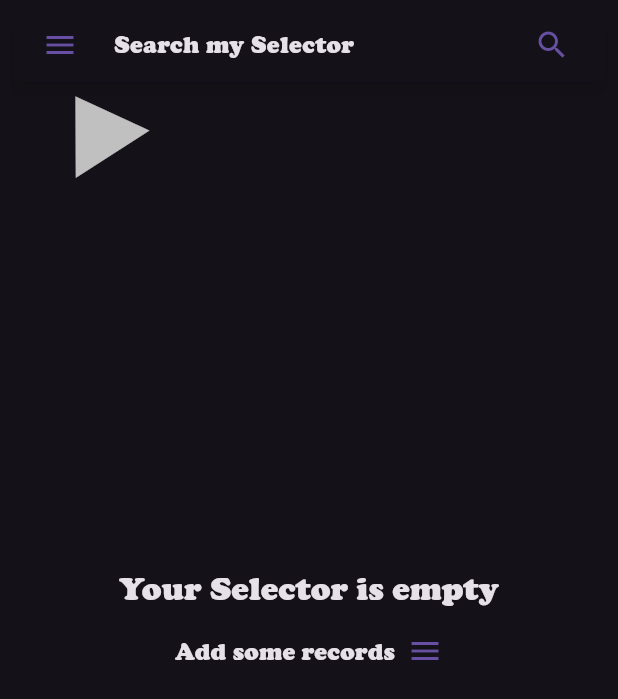
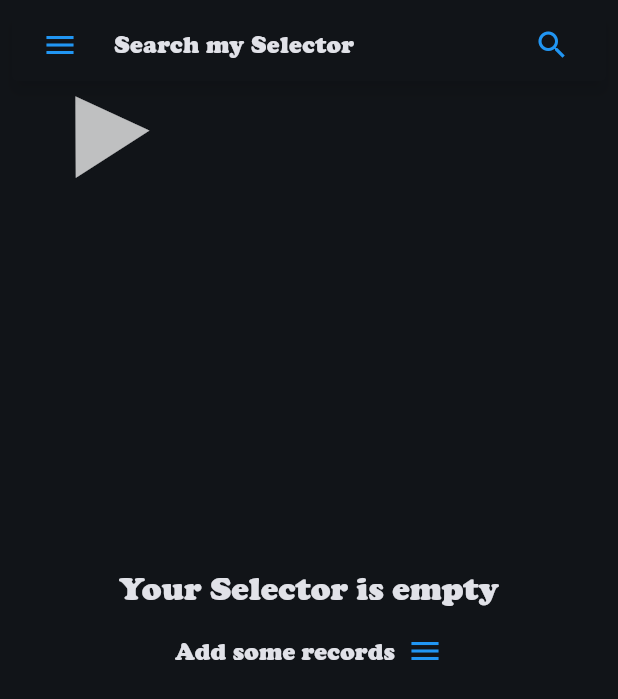
Before and after one commit to Nauss/selector, a Flutter app: the screen it shows after launch, after a tap on the "skip next" icon, on a phone screen of 412 x 824 dp. Shown: the top 699 px of the screen. Run offline on Flutter 3.47's test engine with Material 3 defaults, Android fonts, the phone set to English and light mode, and no system bars; our stand-ins replace flutter_sticky_header, get_it, hive, hive_flutter, material_floating_search_bar_2, permission_handler and 3 more; missing offline and left inert: app_settings, enum_to_string, flutter_barcode_scanner, flutter_reactive_ble, flutter_settings_ui, network_to_file_image and 1 more; accounts and stored records are empty; generated files the repository leaves out were written again.

Commit message:
fix: many fixes after upgrades

```diff
--- a/lib/app.dart
+++ b/lib/app.dart
@@ -1,4 +1,3 @@
-import 'package:adaptive_theme/adaptive_theme.dart';
 import 'package:flutter/material.dart';
 import 'package:selector/screens/connection_screen.dart';
 import 'package:flutter_gen/gen_l10n/app_localizations.dart';
@@ -9,53 +8,28 @@ class SelectorApp extends StatelessWidget {
 
   @override
   Widget build(BuildContext context) {
-    final themeData = Theme.of(context);
-    SystemChrome.setSystemUIOverlayStyle(SystemUiOverlayStyle(
-      statusBarColor: themeData.primaryColor,
+    SystemChrome.setSystemUIOverlayStyle(const SystemUiOverlayStyle(
+      statusBarColor: Colors.blue,
     ));
-    return AdaptiveTheme(
-      light: ThemeData(
-        brightness: Brightness.light,
-        primaryColor: themeData.primaryColor,
+    return MaterialApp(
+      debugShowCheckedModeBanner: false,
+      localizationsDelegates: AppLocalizations.localizationsDelegates,
+      supportedLocales: AppLocalizations.supportedLocales,
+      title: 'Selector',
+      theme: ThemeData(
+        useMaterial3: true,
+        colorScheme: ColorScheme.fromSeed(
+          seedColor: Colors.blue,
+          brightness: Brightness.dark,
+          error: Colors.red[800],
+        ),
+        primaryColor: Colors.blue,
         inputDecorationTheme: const InputDecorationTheme(
           hintStyle: TextStyle(fontSize: 16),
         ),
         fontFamily: 'Cooper Black',
       ),
-      dark: ThemeData(
-        brightness: Brightness.dark,
-        primaryColor: themeData.primaryColor,
-        inputDecorationTheme: const InputDecorationTheme(
-          hintStyle: TextStyle(fontSize: 16),
-        ),
-        fontFamily: 'Cooper Black',
-        // switchTheme: SwitchThemeData(
-        //   thumbColor: MaterialStateProperty.resolveWith<Color>(
-        //     (Set<MaterialState> state) {
-        //       return state.contains(MaterialState.selected)
-        //           ? themeData.primaryColor
-        //           : Colors.grey;
-        //     },
-        //   ),
-        //   trackColor: MaterialStateProperty.resolveWith<Color>(
-        //     (Set<MaterialState> state) {
-        //       return state.contains(MaterialState.selected)
-        //           ? themeData.primaryColor.withOpacity(0.5)
-        //           : Colors.grey;
-        //     },
-        //   ),
-        // ),
-      ),
-      initial: AdaptiveThemeMode.dark,
-      builder: (theme, darkTheme) => MaterialApp(
-        debugShowCheckedModeBanner: false,
-        localizationsDelegates: AppLocalizations.localizationsDelegates,
-        supportedLocales: AppLocalizations.supportedLocales,
-        title: 'Selector',
-        theme: theme,
-        darkTheme: darkTheme,
-        home: const ConnectionScreen(),
-      ),
+      home: const ConnectionScreen(),
     );
   }
 }
--- a/lib/data/discogs.dart
+++ b/lib/data/discogs.dart
@@ -111,8 +111,8 @@ class Discogs {
 
     var fileName = "${info.artist}-${info.title}";
     String pathName = p.join(Globals.images!.path, fileName);
-    var file = File(pathName);
     try {
+      var file = File(pathName);
       info.imageProvider = NetworkToFileImage(url: info.image, file: file);
       info.imageLoaded = true;
     } catch (e) {
--- a/lib/screens/search_screen.dart
+++ b/lib/screens/search_screen.dart
@@ -89,6 +89,8 @@ class SearchScreenState extends State<SearchScreen> {
     final themeData = Theme.of(context);
     final locale = AppLocalizations.of(context)!;
     return SafeArea(
+      child: PopScope(
+        canPop: true,
         child: Scaffold(
           body: StreamBuilder<Search>(
               stream: selector.networkSearchStream,
@@ -114,6 +116,7 @@ class SearchScreenState extends State<SearchScreen> {
                   // ),
                   hint: locale.searchHint,
                   hintStyle: themeData.inputDecorationTheme.hintStyle,
+                  iconColor: Colors.white,
                   actions: [
                     FloatingSearchBarAction.searchToClear(),
                     IconButton(
@@ -147,6 +150,7 @@ class SearchScreenState extends State<SearchScreen> {
                 );
               }),
         ),
+      ),
     );
   }
 }
--- a/lib/widgets/utils.dart
+++ b/lib/widgets/utils.dart
@@ -18,8 +18,8 @@ Future<dynamic> showSteps(BuildContext context) {
     // ),
     // barrierColor: const Color.fromARGB(100, 0, 0, 0),
     builder: (BuildContext context) {
-      return WillPopScope(
-        onWillPop: () async => false,
+      return PopScope(
+        canPop: false,
         child: StreamBuilder<Object>(
           stream: processor.stepStream,
           builder: (context, snapshot) {
--- a/pubspec.yaml
+++ b/pubspec.yaml
@@ -18,14 +18,13 @@ dependencies:
   # The following adds the Cupertino Icons font to your application.
   # Use with the CupertinoIcons class for iOS style icons.
   cupertino_icons: ^1.0.4
-  adaptive_theme: ^2.3.1
   hive: ^2.1.0
   hive_flutter: ^1.1.0
   enum_to_string: ^2.0.1
   flutter_settings_ui: ^2.0.1
   material_floating_search_bar_2: ^0.5.0
-  path_provider: ^2.0.10
-  network_to_file_image: ^4.0.1
+  path_provider: ^2.1.1
+  network_to_file_image: ^6.0.0
   flutter_barcode_scanner: ^2.0.0
   rxdart: ^0.26.0
   get_it: ^7.2.0
```
Also changed, not shown: lib/screens/record_screen.dart (+6 -3 lines), lib/widgets/record_buttons.dart (+16 -0 lines), lib/widgets/record_tile.dart (+5 -6 lines), pubspec.lock. Lines whose indentation alone changed are shown as unchanged.
